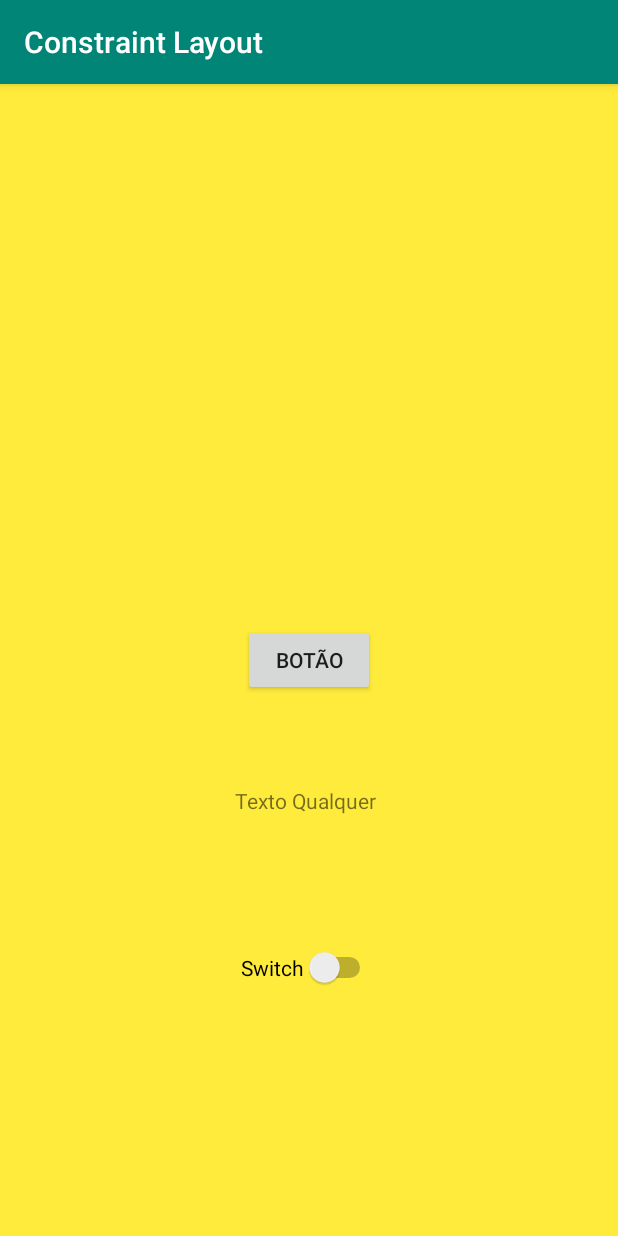
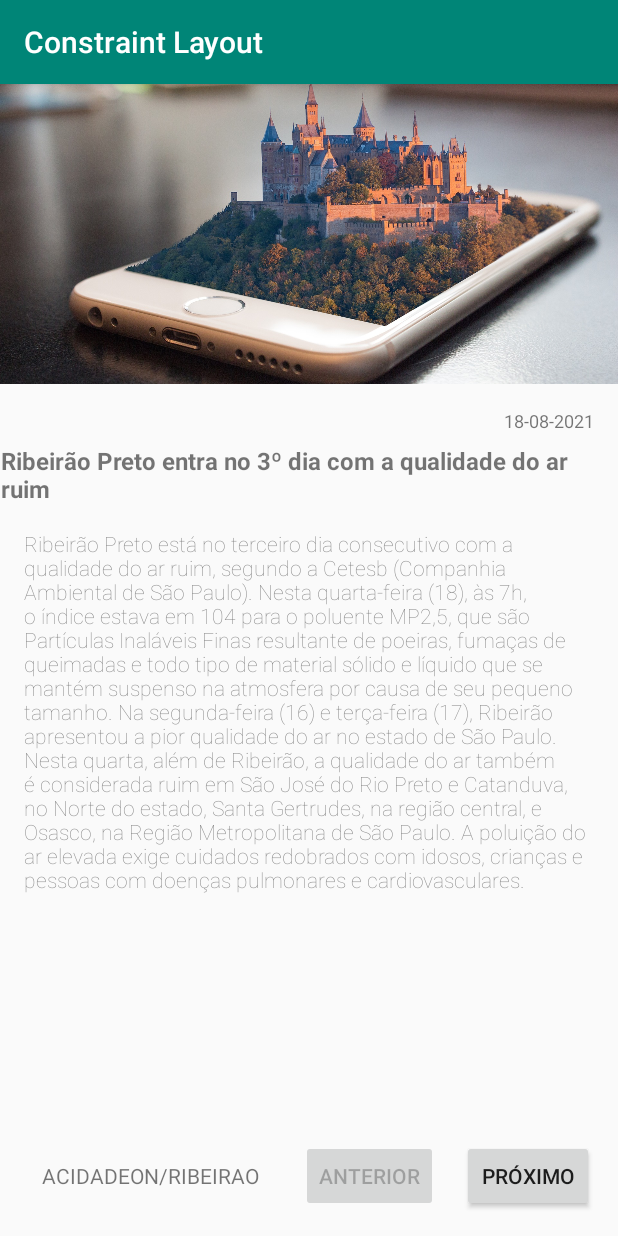
Before and after one commit to elizacunha/AndroiApps, an Android app: the screen it shows after launch (MainActivity), on a phone screen of 412 x 824 dp. Run offline under Robolectric (Android 15) with nearby library versions, the phone set to English and light mode, and no system bars.

Commit message:
Applicativo simples para exibir noticias

```diff
--- a/ConstraintLayout/app/src/main/AndroidManifest.xml
+++ b/ConstraintLayout/app/src/main/AndroidManifest.xml
@@ -10,7 +10,8 @@
         android:supportsRtl="true"
         android:theme="@style/AppTheme">
         <activity android:name=".MainActivity"
-            android:screenOrientation="sensor">
+            android:screenOrientation="sensor"
+            >
             <intent-filter>
                 <action android:name="android.intent.action.MAIN" />
 
--- a/ConstraintLayout/app/src/main/java/com/cursoandroid/constraintlayout/MainActivity.java
+++ b/ConstraintLayout/app/src/main/java/com/cursoandroid/constraintlayout/MainActivity.java
@@ -9,7 +9,6 @@ import android.widget.TextView;
 import java.text.SimpleDateFormat;
 import java.util.Calendar;
 import java.util.Date;
-import java.util.Locale;
 
 public class MainActivity extends AppCompatActivity {
 
@@ -17,13 +16,29 @@ public class MainActivity extends AppCompatActivity {
     protected void onCreate(Bundle savedInstanceState) {
         super.onCreate(savedInstanceState);
         setContentView(R.layout.activity_main);
-    }
-    public void mudaTexto(View view) {
-        SimpleDateFormat formatoData = new SimpleDateFormat("dd-MM-yyyy HH:mm:ss", Locale.US);
+
+        SimpleDateFormat formatoData = new SimpleDateFormat("dd-MM-yyyy");
         Calendar calendar = Calendar.getInstance();
         calendar.setTime(new Date());
 
-        TextView texto = findViewById(R.id.textoExibido);
-        texto.setText("Hora atual: "+formatoData.format(calendar.getTime()));
+        TextView dataNoticia = findViewById(R.id.txtDataNoticia);
+        dataNoticia.setText(formatoData.format(new Date()));
+    }
+
+    public void onClickBotaoAnterior(View view) {
+       TextView txtTituloNoticia = findViewById(R.id.txtTituloNoticia);
+       txtTituloNoticia.setText(getResources().getString(R.string.txtTituloNoticia_1));
+       TextView txtNoticia = findViewById(R.id.txtNoticia);
+       txtNoticia.setText(getResources().getString(R.string.txtNoticia_1));
+        findViewById(R.id.btnAnterior).setEnabled(false);
+        findViewById(R.id.btnProximo).setEnabled(true);
+    }
+    public void onClickBotaoProximo(View view) {
+        TextView txtTituloNoticia = findViewById(R.id.txtTituloNoticia);
+        txtTituloNoticia.setText(getResources().getString(R.string.txtTituloNoticia_2));
+        TextView txtNoticia = findViewById(R.id.txtNoticia);
+        txtNoticia.setText(getResources().getString(R.string.txtNoticia_2));
+        findViewById(R.id.btnAnterior).setEnabled(true);
+        findViewById(R.id.btnProximo).setEnabled(false);
     }
 }
--- a/ConstraintLayout/app/src/main/res/layout/activity_main.xml
+++ b/ConstraintLayout/app/src/main/res/layout/activity_main.xml
@@ -1,43 +1,117 @@
 <?xml version="1.0" encoding="utf-8"?>
-<androidx.constraintlayout.widget.ConstraintLayout xmlns:android="http://schemas.android.com/apk/res/android"
+
+<ScrollView
+    xmlns:android="http://schemas.android.com/apk/res/android"
     xmlns:app="http://schemas.android.com/apk/res-auto"
     xmlns:tools="http://schemas.android.com/tools"
+     android:layout_height="match_parent"
+     android:layout_width="match_parent"
+    android:fillViewport="true"
+    >
+
+    <androidx.constraintlayout.widget.ConstraintLayout
         android:layout_width="match_parent"
         android:layout_height="match_parent"
         tools:context=".MainActivity">
 
-    <Button
-        android:id="@+id/button"
+        <ImageView
+            android:id="@+id/imageView"
+            android:layout_width="0dp"
+            android:layout_height="200dp"
+            android:scaleType="centerCrop"
+            app:layout_constraintEnd_toEndOf="parent"
+            app:layout_constraintStart_toStartOf="parent"
+            app:layout_constraintTop_toTopOf="parent"
+            app:srcCompat="@drawable/celular" />
+
+        <TextView
+            android:id="@+id/txtTituloNoticia"
             android:layout_width="wrap_content"
             android:layout_height="wrap_content"
-        android:onClick="mudaTexto"
-        android:text="@string/button_name"
+            android:layout_marginStart="16dp"
+            android:layout_marginLeft="16dp"
+            android:layout_marginTop="40dp"
+            android:layout_marginEnd="16dp"
+            android:layout_marginRight="16dp"
+            android:text="@string/txtTituloNoticia_1"
+            android:textSize="16sp"
+            android:textStyle="bold"
+            app:layout_constraintEnd_toEndOf="@+id/txtDataNoticia"
+            app:layout_constraintHorizontal_bias="0.333"
+            app:layout_constraintStart_toStartOf="parent"
+            app:layout_constraintTop_toBottomOf="@+id/imageView" />
+
+        <TextView
+            android:id="@+id/txtDataNoticia"
+            android:layout_width="wrap_content"
+            android:layout_height="wrap_content"
+            android:layout_marginTop="16dp"
+            android:layout_marginEnd="16dp"
+            android:layout_marginRight="16dp"
+            android:text="asfasfas"
+            android:textSize="12sp"
+            app:layout_constraintEnd_toEndOf="parent"
+            app:layout_constraintTop_toBottomOf="@+id/imageView" />
+
+        <TextView
+            android:id="@+id/txtNoticia"
+            android:layout_width="0dp"
+            android:layout_height="wrap_content"
+            android:layout_marginStart="16dp"
+            android:layout_marginLeft="16dp"
+            android:layout_marginTop="16dp"
+            android:layout_marginEnd="16dp"
+            android:layout_marginRight="16dp"
+            android:text="@string/txtNoticia_1"
+            app:fontFamily="sans-serif-thin"
+            app:layout_constraintEnd_toEndOf="parent"
+            app:layout_constraintHorizontal_bias="0.0"
+            app:layout_constraintStart_toStartOf="parent"
+            app:layout_constraintTop_toBottomOf="@+id/txtTituloNoticia" />
+
+        <Button
+            android:id="@+id/btnProximo"
+            android:layout_width="wrap_content"
+            android:layout_height="wrap_content"
+            android:layout_marginTop="16dp"
+            android:layout_marginEnd="16dp"
+            android:layout_marginRight="16dp"
+            android:layout_marginBottom="16dp"
+            android:onClick="onClickBotaoProximo"
+            android:text="Próximo"
             app:layout_constraintBottom_toBottomOf="parent"
             app:layout_constraintEnd_toEndOf="parent"
-        app:layout_constraintStart_toStartOf="parent"
-        app:layout_constraintTop_toTopOf="parent" />
+            app:layout_constraintTop_toBottomOf="@+id/txtNoticia"
+            app:layout_constraintVertical_bias="1.0" />
+
+        <Button
+            android:id="@+id/btnAnterior"
+            android:layout_width="wrap_content"
+            android:layout_height="wrap_content"
+            android:layout_marginTop="16dp"
+            android:layout_marginEnd="16dp"
+            android:layout_marginRight="16dp"
+            android:layout_marginBottom="16dp"
+            android:enabled="false"
+            android:onClick="onClickBotaoAnterior"
+            android:text="anterior"
+            app:layout_constraintBottom_toBottomOf="parent"
+            app:layout_constraintEnd_toStartOf="@+id/btnProximo"
+            app:layout_constraintTop_toBottomOf="@+id/txtNoticia"
+            app:layout_constraintVertical_bias="1.0" />
 
         <TextView
-        android:id="@+id/textoExibido"
+            android:id="@+id/txtAutorNoticia"
             android:layout_width="wrap_content"
             android:layout_height="wrap_content"
-        android:layout_marginTop="60dp"
-        android:layout_marginEnd="36dp"
-        android:layout_marginRight="36dp"
-        android:text="@string/text_name"
-        app:layout_constraintEnd_toEndOf="parent"
-        app:layout_constraintHorizontal_bias="0.556"
-        app:layout_constraintStart_toStartOf="parent"
-        app:layout_constraintTop_toBottomOf="@+id/button" />
+            android:layout_marginStart="16dp"
+            android:layout_marginLeft="16dp"
+            android:layout_marginEnd="16dp"
+            android:layout_marginRight="16dp"
+            android:text="@string/txtAutorNoticia_1"
+            app:layout_constraintBaseline_toBaselineOf="@+id/btnAnterior"
+            app:layout_constraintEnd_toStartOf="@+id/btnAnterior"
+            app:layout_constraintStart_toStartOf="parent" />
+    </androidx.constraintlayout.widget.ConstraintLayout>
 
-    <Switch
-        android:id="@+id/switch1"
-        android:layout_width="wrap_content"
-        android:layout_height="wrap_content"
-        android:layout_marginStart="4dp"
-        android:layout_marginLeft="4dp"
-        android:layout_marginTop="88dp"
-        android:text="Switch"
-        app:layout_constraintStart_toStartOf="@+id/textoExibido"
-        app:layout_constraintTop_toBottomOf="@+id/textoExibido" />
-</androidx.constraintlayout.widget.ConstraintLayout>
+</ScrollView>
--- a/ConstraintLayout/app/src/main/res/values/strings.xml
+++ b/ConstraintLayout/app/src/main/res/values/strings.xml
@@ -1,5 +1,16 @@
 <resources>
     <string name="app_name">Constraint Layout</string>
-    <string name="button_name">Botão</string>
-    <string name="text_name">Texto Qualquer</string>
+    <string name="txtTituloNoticia_1">Ribeirão Preto entra no 3º dia com a qualidade do ar ruim</string>
+    <string name="txtNoticia_1">Ribeirão Preto está no terceiro dia consecutivo com a qualidade do ar ruim, segundo a Cetesb (Companhia Ambiental de São Paulo).
+        Nesta quarta-feira (18), às 7h, o índice estava em 104 para o poluente MP2,5, que são Partículas Inaláveis Finas resultante  de poeiras, fumaças de
+        queimadas e todo tipo de material sólido e líquido que se mantém suspenso na atmosfera por causa de seu pequeno tamanho.
+        Na segunda-feira (16) e terça-feira (17), Ribeirão apresentou a pior qualidade do ar no estado de São Paulo.
+        Nesta quarta, além de Ribeirão, a qualidade do ar também é considerada ruim em São José do Rio Preto e Catanduva, no Norte do estado,
+        Santa Gertrudes, na região central, e Osasco, na Região Metropolitana de São Paulo.
+        A poluição do ar elevada exige cuidados redobrados com idosos, crianças e pessoas com doenças pulmonares e cardiovasculares.</string>
+    <string name="txtAutorNoticia_1">ACIDADEON/RIBEIRAO</string>
+    <string name="txtTituloNoticia_2">Confira a previsão do tempo nesta quarta-feira em Ribeirão Preto</string>
+    <string name="txtNoticia_2">Ribeirão Preto tem previsão de sol com algumas nuvens e máxima de 36°C nesta quarta-feira (18). A mínima deve ser de 16°C.
+        Caso a máxima prevista se confirmar, será o dia mais quente do ano na cidade em pleno inverno.
+        Segundo o Climatempo, não há probabilidade de chuva para quarta e a umidade relativa do ar varia entre 15% e 40%.</string>
 </resources>
--- a/ConstraintLayout/app/src/main/res/values/styles.xml
+++ b/ConstraintLayout/app/src/main/res/values/styles.xml
@@ -5,8 +5,7 @@
         <!-- Customize your theme here. -->
         <item name="colorPrimary">@color/colorPrimary</item>
         <item name="colorPrimaryDark">@color/colorPrimaryDark</item>
-        <item name="colorAccent">#FFEB3B</item>
-        <item name="android:windowBackground">#FFEB3B</item>
+        <item name="colorAccent">@color/colorAccent</item>
     </style>
 
 </resources>
```
Also changed, not shown: ConstraintLayout/app/src/main/res/drawable/android.png (added), ConstraintLayout/app/src/main/res/drawable/celular.jpg (added), 1 other file. Lines whose indentation alone changed are shown as unchanged.
